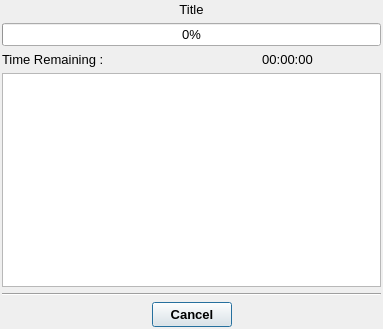
Old version of the form src/gui/progress.ui in the repository trisyoungs/aten.
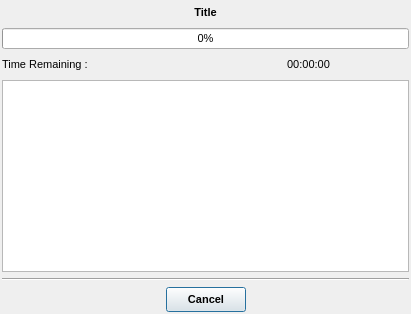
New version of the form. Icons and pictures are not drawn.

```diff
--- a/src/gui/progress.ui
+++ b/src/gui/progress.ui
@@ -9,8 +9,8 @@
    <rect>
     <x>0</x>
     <y>0</y>
-    <width>383</width>
-    <height>329</height>
+    <width>411</width>
+    <height>314</height>
    </rect>
   </property>
   <property name="sizePolicy">
@@ -21,7 +21,7 @@
   </property>
   <property name="font">
    <font>
-    <pointsize>10</pointsize>
+    <pointsize>8</pointsize>
    </font>
   </property>
   <property name="windowTitle">
@@ -37,6 +37,12 @@
    </property>
    <item>
     <widget class="QLabel" name="TitleLabel">
+     <property name="font">
+      <font>
+       <weight>75</weight>
+       <bold>true</bold>
+      </font>
+     </property>
      <property name="text">
       <string>Title</string>
      </property>
@@ -85,7 +91,7 @@
    <item>
     <widget class="QTableWidget" name="TaskTable">
      <property name="sizePolicy">
-      <sizepolicy hsizetype="Expanding" vsizetype="Expanding">
+      <sizepolicy hsizetype="Expanding" vsizetype="Minimum">
        <horstretch>0</horstretch>
        <verstretch>0</verstretch>
       </sizepolicy>
```
